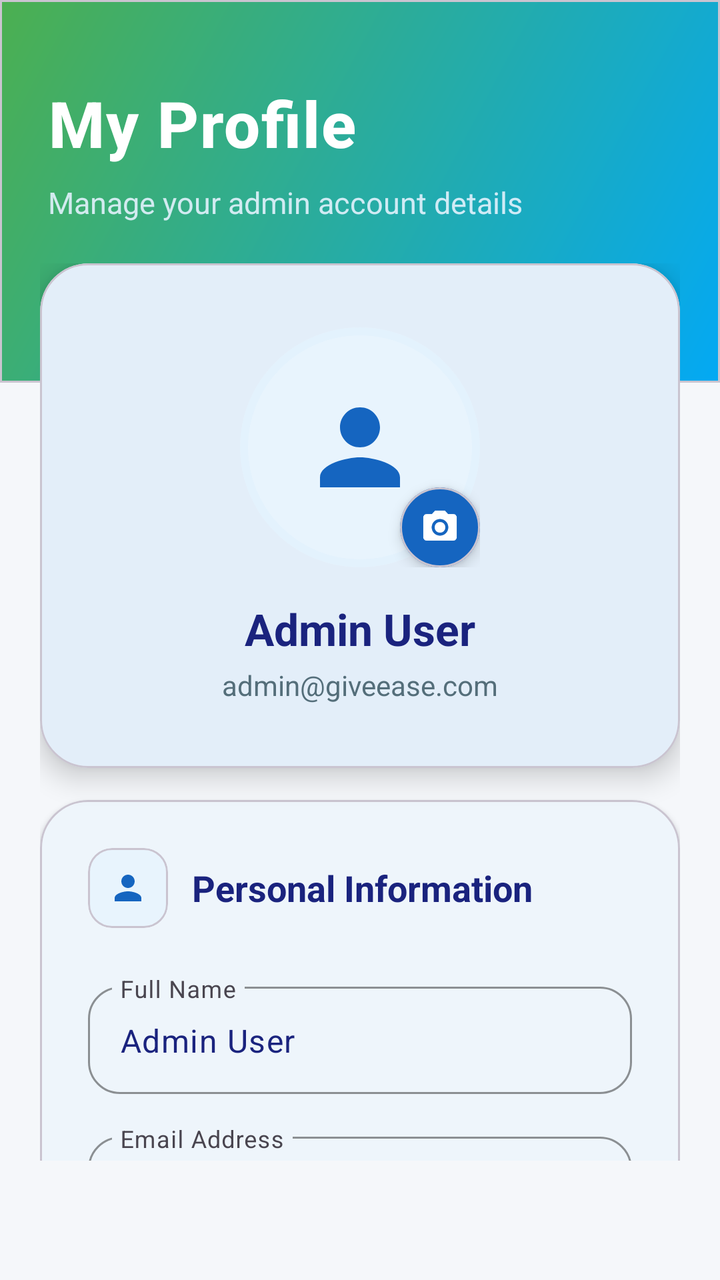
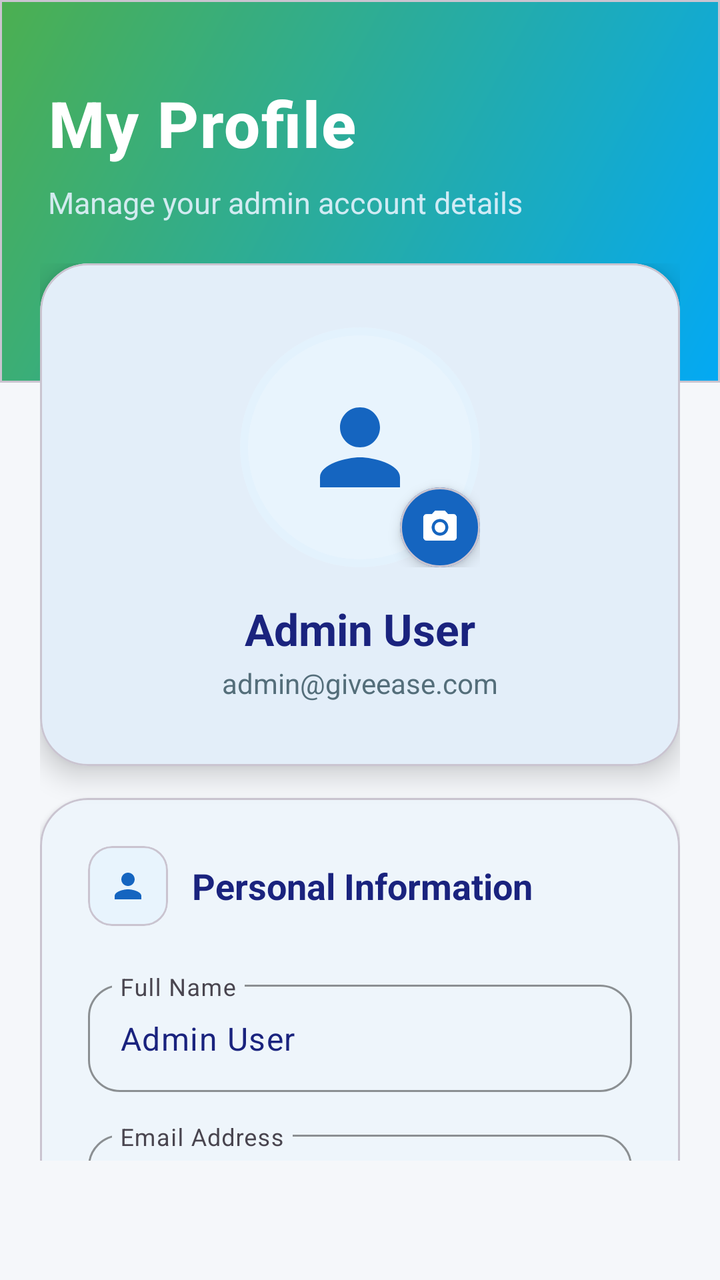

Two renders of the same Android screen: before a commit and after it. Below are the layout's source before the change and the commit's diff.
<!-- AndroidManifest.xml: application theme Theme.GiveEase -->
<!-- res/layout/fragment_admin_profile.xml -->
<?xml version="1.0" encoding="utf-8"?>
<LinearLayout xmlns:android="http://schemas.android.com/apk/res/android"
    xmlns:app="http://schemas.android.com/apk/res-auto"
    android:layout_width="match_parent"
    android:layout_height="match_parent"
    android:orientation="vertical"
    android:background="#F5F7FA">

    <com.google.android.material.card.MaterialCardView
        android:layout_width="match_parent"
        android:layout_height="wrap_content"
        app:cardCornerRadius="0dp"
        app:cardElevation="0dp"
        app:cardBackgroundColor="@android:color/transparent">

        <LinearLayout
            android:layout_width="match_parent"
            android:layout_height="wrap_content"
            android:orientation="vertical"
            android:background="@drawable/home_header_gradient"
            android:paddingTop="40dp"
            android:paddingBottom="80dp"
            android:paddingHorizontal="24dp">

            <TextView
                android:layout_width="wrap_content"
                android:layout_height="wrap_content"
                android:text="My Profile"
                android:textSize="32sp"
                android:textStyle="bold"
                android:textColor="@android:color/white"
                android:fontFamily="sans-serif-medium"
                android:letterSpacing="0.02" />

            <TextView
                android:layout_width="wrap_content"
                android:layout_height="wrap_content"
                android:text="Manage your admin account details"
                android:textSize="15sp"
                android:textColor="#E3F2FD"
                android:layout_marginTop="8dp"
                android:alpha="0.9" />
        </LinearLayout>
    </com.google.android.material.card.MaterialCardView>

    <androidx.core.widget.NestedScrollView
        android:layout_width="match_parent"
        android:layout_height="0dp"
        android:layout_weight="1"
        android:fillViewport="true"
        android:layout_marginTop="-60dp">

        <LinearLayout
            android:layout_width="match_parent"
            android:layout_height="wrap_content"
            android:orientation="vertical"
            android:paddingHorizontal="20dp"
            android:paddingBottom="24dp">

            <com.google.android.material.card.MaterialCardView
                android:layout_width="match_parent"
                android:layout_height="wrap_content"
                app:cardCornerRadius="24dp"
                app:cardElevation="8dp"
                android:layout_marginBottom="16dp"
                app:cardBackgroundColor="@android:color/white">

                <LinearLayout
                    android:layout_width="match_parent"
                    android:layout_height="wrap_content"
                    android:orientation="vertical"
                    android:padding="32dp"
                    android:gravity="center">

                    <FrameLayout
                        android:layout_width="wrap_content"
                        android:layout_height="wrap_content">

                        <com.google.android.material.card.MaterialCardView
                            android:layout_width="120dp"
                            android:layout_height="120dp"
                            app:cardCornerRadius="60dp"
                            app:cardElevation="0dp"
                            app:strokeWidth="4dp"
                            app:strokeColor="#E3F2FD"
                            app:cardBackgroundColor="#E8F4FD">

                            <ImageView
                                android:id="@+id/ivAdminPhoto"
                                android:layout_width="60dp"
                                android:layout_height="60dp"
                                android:layout_gravity="center"
                                android:src="@drawable/ic_profile"
                                app:tint="#1565C0" />
                        </com.google.android.material.card.MaterialCardView>

                        <com.google.android.material.card.MaterialCardView
                            android:id="@+id/btnChangePhoto"
                            android:layout_width="40dp"
                            android:layout_height="40dp"
                            android:layout_gravity="bottom|end"
                            app:cardCornerRadius="20dp"
                            app:cardElevation="4dp"
                            app:cardBackgroundColor="#1565C0"
                            android:clickable="true"
                            android:focusable="true">

                            <ImageView
                                android:layout_width="20dp"
                                android:layout_height="20dp"
                                android:layout_gravity="center"
                                android:src="@drawable/ic_camera"
                                app:tint="@android:color/white" />
                        </com.google.android.material.card.MaterialCardView>
                    </FrameLayout>

                    <TextView
                        android:id="@+id/tvAdminNameDisplay"
                        android:layout_width="wrap_content"
                        android:layout_height="wrap_content"
                        android:text="Admin User"
                        android:textSize="22sp"
                        android:textStyle="bold"
                        android:textColor="#1A237E"
                        android:layout_marginTop="16dp" />

                    <TextView
                        android:id="@+id/tvAdminEmailDisplay"
                        android:layout_width="wrap_content"
                        android:layout_height="wrap_content"
                        android:text="admin@giveease.com"
                        android:textSize="14sp"
                        android:textColor="#546E7A"
                        android:layout_marginTop="4dp" />
                </LinearLayout>
            </com.google.android.material.card.MaterialCardView>

            <com.google.android.material.card.MaterialCardView
                android:layout_width="match_parent"
                android:layout_height="wrap_content"
                app:cardCornerRadius="24dp"
                app:cardElevation="2dp"
                android:layout_marginBottom="16dp"
                app:cardBackgroundColor="@android:color/white">

                <LinearLayout
                    android:layout_width="match_parent"
                    android:layout_height="wrap_content"
                    android:orientation="vertical"
                    android:padding="24dp">

                    <LinearLayout
                        android:layout_width="match_parent"
                        android:layout_height="wrap_content"
                        android:orientation="horizontal"
                        android:gravity="center_vertical"
                        android:layout_marginBottom="24dp">

                        <com.google.android.material.card.MaterialCardView
                            android:layout_width="40dp"
                            android:layout_height="40dp"
                            app:cardCornerRadius="12dp"
                            app:cardElevation="0dp"
                            app:cardBackgroundColor="#E8F4FD">

                            <ImageView
                                android:layout_width="20dp"
                                android:layout_height="20dp"
                                android:layout_gravity="center"
                                android:src="@drawable/ic_profile"
                                app:tint="#1565C0" />
                        </com.google.android.material.card.MaterialCardView>

                        <TextView
                            android:layout_width="wrap_content"
                            android:layout_height="wrap_content"
                            android:text="Personal Information"
                            android:textSize="18sp"
                            android:textStyle="bold"
                            android:textColor="#1A237E"
                            android:layout_marginStart="12dp" />
                    </LinearLayout>

                    <com.google.android.material.textfield.TextInputLayout
                        android:layout_width="match_parent"
                        android:layout_height="wrap_content"
                        android:hint="Full Name"
                        app:boxBackgroundMode="outline"
                        app:boxCornerRadiusTopStart="16dp"
                        app:boxCornerRadiusTopEnd="16dp"
                        app:boxCornerRadiusBottomStart="16dp"
                        app:boxCornerRadiusBottomEnd="16dp"
                        app:boxStrokeColor="#1565C0"
                        app:hintTextColor="#1565C0"
                        android:layout_marginBottom="16dp">

                        <com.google.android.material.textfield.TextInputEditText
                            android:id="@+id/etAdminName"
                            android:layout_width="match_parent"
                            android:layout_height="wrap_content"
                            android:text="Admin User"
                            android:textSize="16sp"
                            android:textColor="#1A237E"
                            android:inputType="textPersonName"
                            android:padding="16dp" />
                    </com.google.android.material.textfield.TextInputLayout>

                    <com.google.android.material.textfield.TextInputLayout
                        android:layout_width="match_parent"
                        android:layout_height="wrap_content"
                        android:hint="Email Address"
                        app:boxBackgroundMode="outline"
                        app:boxCornerRadiusTopStart="16dp"
                        app:boxCornerRadiusTopEnd="16dp"
                        app:boxCornerRadiusBottomStart="16dp"
                        app:boxCornerRadiusBottomEnd="16dp"
                        app:boxStrokeColor="#BDBDBD"
                        app:hintTextColor="#757575"
                        app:endIconMode="none"
                        android:layout_marginBottom="16dp">

                        <com.google.android.material.textfield.TextInputEditText
                            android:id="@+id/etAdminEmail"
                            android:layout_width="match_parent"
                            android:layout_height="wrap_content"
                            android:text="admin@giveease.com"
                            android:textSize="16sp"
                            android:textColor="#757575"
                            android:enabled="false"
                            android:inputType="textEmailAddress"
                            android:padding="16dp" />
                    </com.google.android.material.textfield.TextInputLayout>

                    <com.google.android.material.textfield.TextInputLayout
                        android:layout_width="match_parent"
                        android:layout_height="wrap_content"
                        android:hint="Phone Number"
                        app:boxBackgroundMode="outline"
                        app:boxCornerRadiusTopStart="16dp"
                        app:boxCornerRadiusTopEnd="16dp"
                        app:boxCornerRadiusBottomStart="16dp"
                        app:boxCornerRadiusBottomEnd="16dp"
                        app:boxStrokeColor="#1565C0"
                        app:hintTextColor="#1565C0"
                        app:prefixText="+92 ">

                        <com.google.android.material.textfield.TextInputEditText
                            android:id="@+id/etAdminPhone"
                            android:layout_width="match_parent"
                            android:layout_height="wrap_content"
                            android:hint="XXX XXXXXXX"
                            android:textSize="16sp"
                            android:textColor="#1A237E"
                            android:inputType="phone"
                            android:padding="16dp" />
                    </com.google.android.material.textfield.TextInputLayout>
                </LinearLayout>
            </com.google.android.material.card.MaterialCardView>

            <com.google.android.material.card.MaterialCardView
                android:layout_width="match_parent"
                android:layout_height="wrap_content"
                app:cardCornerRadius="24dp"
                app:cardElevation="2dp"
                android:layout_marginBottom="16dp"
                app:cardBackgroundColor="@android:color/white">

                <LinearLayout
                    android:layout_width="match_parent"
                    android:layout_height="wrap_content"
                    android:orientation="vertical"
                    android:padding="24dp">

                    <LinearLayout
                        android:layout_width="match_parent"
                        android:layout_height="wrap_content"
                        android:orientation="horizontal"
                        android:gravity="center_vertical"
                        android:layout_marginBottom="20dp">

                        <com.google.android.material.card.MaterialCardView
                            android:layout_width="40dp"
                            android:layout_height="40dp"
                            app:cardCornerRadius="12dp"
                            app:cardElevation="0dp"
                            app:cardBackgroundColor="#FFF3E0">

                            <ImageView
                                android:layout_width="20dp"
                                android:layout_height="20dp"
                                android:layout_gravity="center"
                                android:src="@drawable/ic_lock"
                                app:tint="#FF9800" />
                        </com.google.android.material.card.MaterialCardView>

                        <TextView
                            android:layout_width="wrap_content"
                            android:layout_height="wrap_content"
                            android:text="Account Security"
                            android:textSize="18sp"
                            android:textStyle="bold"
                            android:textColor="#1A237E"
                            android:layout_marginStart="12dp" />
                    </LinearLayout>

                    <com.google.android.material.button.MaterialButton
                        android:id="@+id/btnChangePassword"
                        android:layout_width="match_parent"
                        android:layout_height="56dp"
                        android:text="Change Password"
                        android:textSize="16sp"
                        android:textAllCaps="false"
                        app:cornerRadius="16dp"
                        app:backgroundTint="#FF9800"
                        app:icon="@drawable/ic_lock"
                        app:iconGravity="textStart"
                        app:iconSize="20dp"
                        android:elevation="0dp"
                        app:elevation="0dp" />
                </LinearLayout>
            </com.google.android.material.card.MaterialCardView>

            <com.google.android.material.button.MaterialButton
                android:id="@+id/btnSaveChanges"
                android:layout_width="match_parent"
                android:layout_height="56dp"
                android:text="Save Changes"
                android:textSize="16sp"
                android:textStyle="bold"
                android:textAllCaps="false"
                app:cornerRadius="16dp"
                app:backgroundTint="#1565C0"
                app:icon="@drawable/ic_save"
                app:iconGravity="textStart"
                app:iconSize="22dp"
                android:elevation="4dp" />
        </LinearLayout>
    </androidx.core.widget.NestedScrollView>
</LinearLayout>
<!-- resources referenced by this layout -->
<resources>
  <!-- drawable home_header_gradient (drawable) -->
  <shape xmlns:android="http://schemas.android.com/apk/res/android">
      <gradient
          android:angle="135"
          android:startColor="@color/secondary"
          android:endColor="@color/primary"
          android:type="linear" />
  </shape>
  <!-- drawable ic_camera (drawable) -->
  <vector xmlns:android="http://schemas.android.com/apk/res/android"
      android:width="24dp"
      android:height="24dp"
      android:viewportWidth="24"
      android:viewportHeight="24">
      <path
          android:fillColor="#000000"
          android:pathData="M12,12m-3.2,0a3.2,3.2 0,1 1,6.4 0a3.2,3.2 0,1 1,-6.4 0"/>
      <path
          android:fillColor="#000000"
          android:pathData="M9,2L7.17,4L4,4c-1.1,0 -2,0.9 -2,2v12c0,1.1 0.9,2 2,2h16c1.1,0 2,-0.9 2,-2L22,6c0,-1.1 -0.9,-2 -2,-2h-3.17L15,2L9,2zM12,17c-2.76,0 -5,-2.24 -5,-5s2.24,-5 5,-5 5,2.24 5,5 -2.24,5 -5,5z"/>
  </vector>
  <!-- drawable ic_lock (drawable) -->
  <vector xmlns:android="http://schemas.android.com/apk/res/android"
      android:width="24dp"
      android:height="24dp"
      android:viewportWidth="24"
      android:viewportHeight="24">
      <path
          android:fillColor="#000000"
          android:pathData="M18,8h-1L17,6c0,-2.76 -2.24,-5 -5,-5S7,3.24 7,6v2L6,8c-1.1,0 -2,0.9 -2,2v10c0,1.1 0.9,2 2,2h12c1.1,0 2,-0.9 2,-2L20,10c0,-1.1 -0.9,-2 -2,-2zM12,17c-1.1,0 -2,-0.9 -2,-2s0.9,-2 2,-2 2,0.9 2,2 -0.9,2 -2,2zM15.1,8L8.9,8L8.9,6c0,-1.71 1.39,-3.1 3.1,-3.1 1.71,0 3.1,1.39 3.1,3.1v2z"/>
  </vector>
  <!-- drawable ic_profile (drawable) -->
  <vector xmlns:android="http://schemas.android.com/apk/res/android"
      android:width="24dp"
      android:height="24dp"
      android:viewportWidth="24"
      android:viewportHeight="24">
      <path
          android:fillColor="#000000"
          android:pathData="M12,12c2.21,0 4,-1.79 4,-4s-1.79,-4 -4,-4 -4,1.79 -4,4 1.79,4 4,4zM12,14c-2.67,0 -8,1.34 -8,4v2h16v-2c0,-2.66 -5.33,-4 -8,-4z"/>
  </vector>
  <!-- drawable ic_save (drawable) -->
  <vector xmlns:android="http://schemas.android.com/apk/res/android"
      android:width="24dp"
      android:height="24dp"
      android:viewportWidth="24"
      android:viewportHeight="24">
      <path
          android:fillColor="#000000"
          android:pathData="M17,3L5,3c-1.11,0 -2,0.9 -2,2v14c0,1.1 0.89,2 2,2h14c1.1,0 2,-0.9 2,-2L21,7l-4,-4zM12,19c-1.66,0 -3,-1.34 -3,-3s1.34,-3 3,-3 3,1.34 3,3 -1.34,3 -3,3zM15,9L5,9L5,5h10v4z"/>
  </vector>
  <style name="Theme.GiveEase" parent="Theme.Material3.Light.NoActionBar">
          
          <item name="colorPrimary">@color/primary_blue</item>
          <item name="colorOnPrimary">@color/white</item>
          <item name="colorSecondary">@color/teal_200</item>
          <item name="colorOnSecondary">@color/black</item>
  
          
          <item name="android:windowBackground">@color/background</item>
          <item name="colorSurface">@color/surface</item>
          <item name="colorOnSurface">@color/onSurface</item>
          <item name="colorOnBackground">@color/onBackground</item>
  
          
          <item name="android:statusBarColor" tools:targetApi="l">?attr/colorPrimary</item>
  
      </style>
  <color name="secondary">#03A9F4</color>
  <color name="primary">#4CAF50</color>
  <color name="primary_blue">#1976D2</color>
  <color name="white">#FFFFFFFF</color>
  <color name="teal_200">#FF03DAC5</color>
  <color name="black">#FF000000</color>
  <color name="background">#FAFAFA</color>
  <color name="surface">#FFFFFF</color>
  <color name="onSurface">#212121</color>
  <color name="onBackground">#212121</color>
</resources>

<!-- the commit's change to res/layout/fragment_admin_profile.xml (unified diff, before → after) -->
@@ -131,7 +131,7 @@
                         android:text="admin@giveease.com"
                         android:textSize="14sp"
                         android:textColor="#546E7A"
-                        android:layout_marginTop="4dp" />
+                        android:layout_marginTop="3dp" />
                 </LinearLayout>
             </com.google.android.material.card.MaterialCardView>
 
